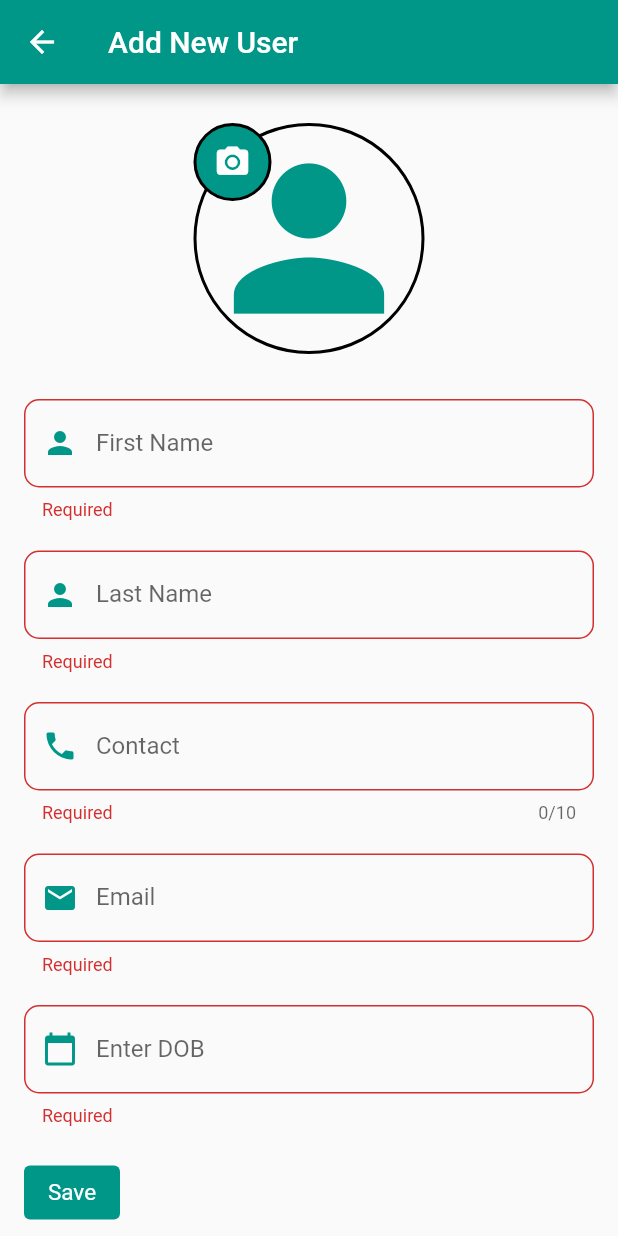
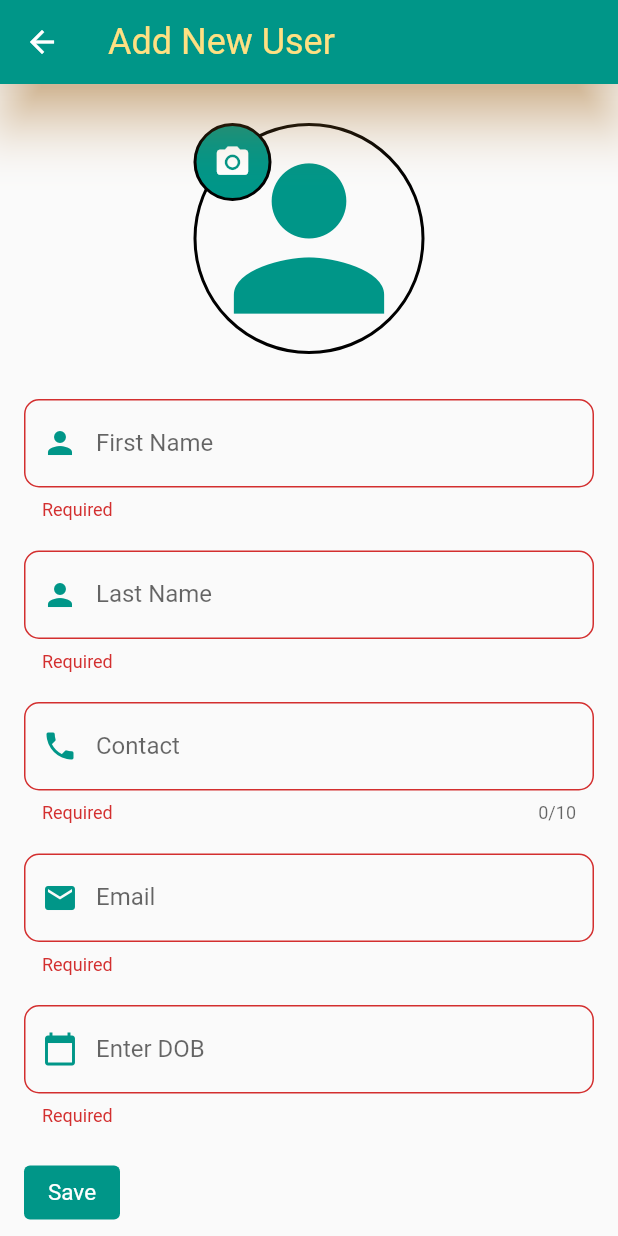
Before and after one commit to dipakrana844/sqflite_database, a Flutter app: the EditUser screen opened directly, on a phone screen of 412 x 824 dp. Run offline on Flutter 3.47's test engine with Material 2 defaults, Android fonts, the phone set to English and light mode, and no system bars; our stand-ins replace form_field_validator, get, image_picker, sqflite; missing offline and left inert: dart:ffi; accounts and stored records are empty.

Commit message:
UI Some changes

```diff
--- a/lib/model/User.dart
+++ b/lib/model/User.dart
@@ -1,4 +1,4 @@
-class User {
+  class User {
   int? miId;
   String? msFName;
   String? msLName;
@@ -6,6 +6,7 @@ class User {
   String? msEmail;
   String? msDob;
   String? msImg;
+
   userMap() {
     var moMapping = <String, dynamic>{};
     moMapping['id'] = miId;
--- a/lib/screens/EditUser.dart
+++ b/lib/screens/EditUser.dart
@@ -24,7 +24,6 @@ class _EditUserState extends State<EditUser> {
   var moUserService = UserService();
   DateTime? moDate;
   File? moPickedImage;
-
   String? msImagePath = "Image";
 
   final moUserFirstNameController = TextEditingController();
@@ -215,7 +214,26 @@ class _EditUserState extends State<EditUser> {
     return Scaffold(
       appBar: AppBar(
         title: Text(widget.miUserId == 0 ? 'Add New User' : "Edit New User"),
-      ),
+        actions: [
+          // IconButton(onPressed: () => {}, icon: const Icon(Icons.search))
+        ],
+        backgroundColor: Colors.teal[500],
+        actionsIconTheme: const IconThemeData(color: Colors.amber, size: 36),
+        elevation: 15,
+        shadowColor: Colors.orangeAccent,
+        toolbarTextStyle: TextTheme(
+          headline6: TextStyle(
+            color: Colors.amber[200],
+            fontSize: 24,
+          ),
+        ).bodyText2,
+        titleTextStyle: TextTheme(
+          headline6: TextStyle(
+            color: Colors.amber[200],
+            fontSize: 24,
+          ),
+        ).headline6,
+          ),
       body: SingleChildScrollView(
         child: Container(
           padding: const EdgeInsets.all(16.0),
@@ -468,7 +486,8 @@ class _EditUserState extends State<EditUser> {
                                 mbContact &&
                                 mbEmail &&
                                 mbDob) {
-                              if (await moUserService.checkEmailVerify(moUserEmailController.text) ==
+                              if (await moUserService.checkEmailVerify(
+                                      moUserEmailController.text) ==
                                   false) {
                                 print("Already Exists");
                                 _showSuccessSnackBar("Email Id Already Exists");
```
Also changed, not shown: lib/db_helper/repository.dart (+6 -6 lines), lib/main.dart (+62 -43 lines), lib/screens/ViewUsers.dart (+19 -0 lines), 1 other file.
